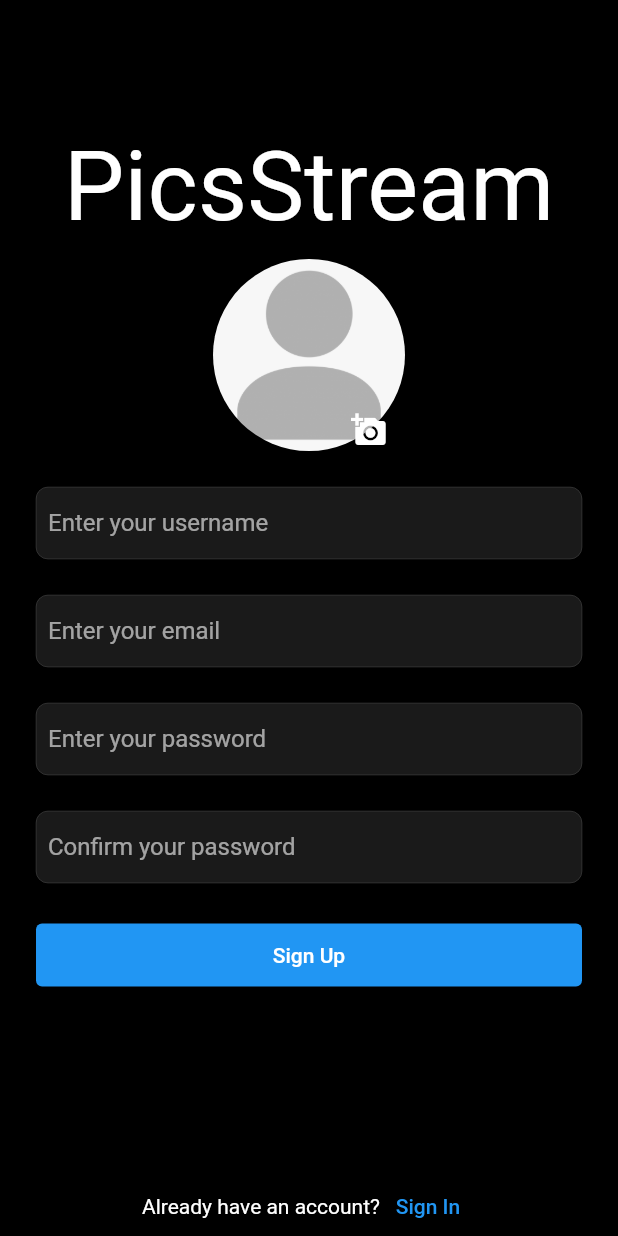
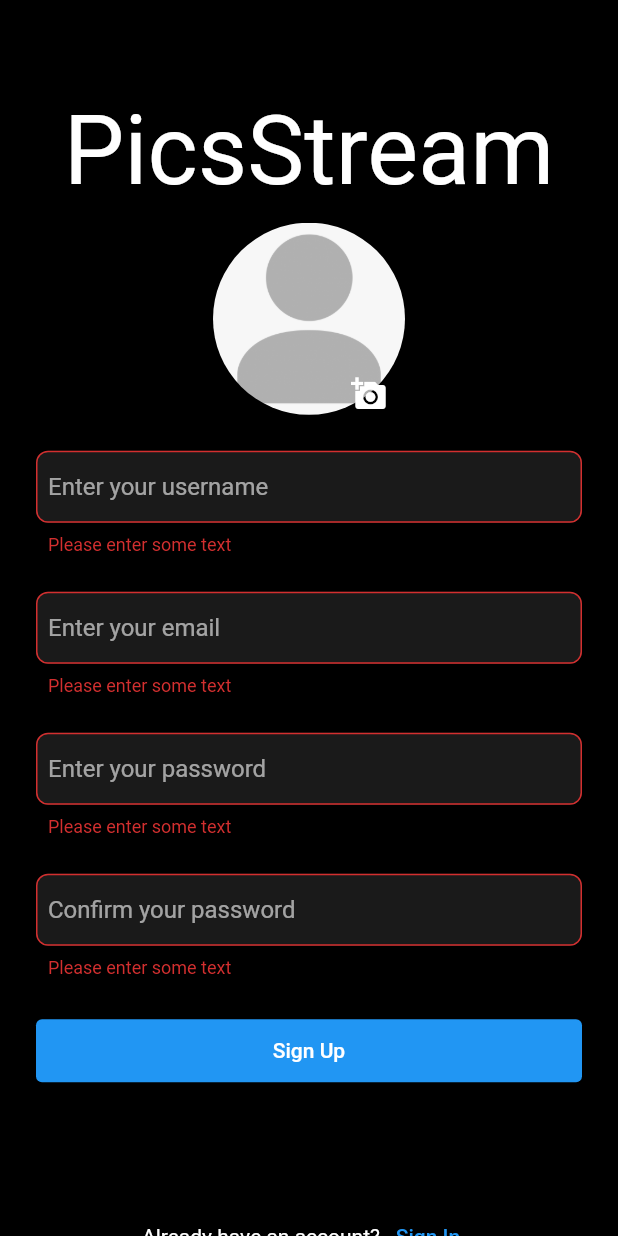
Before and after one commit to kevin-samson/PicStream, a Flutter app: the SignUp screen opened directly, after a tap on "Sign Up", on a phone screen of 412 x 824 dp. Run offline on Flutter 3.47's test engine with Material 2 defaults, Android fonts, the phone set to English and light mode, and no system bars; our stand-ins replace cloud_firestore, firebase_auth, firebase_core, firebase_storage, google_fonts, image_picker; accounts and stored records are empty.

```diff
--- a/lib/main.dart
+++ b/lib/main.dart
@@ -30,7 +30,7 @@ class MyApp extends StatelessWidget {
       ),
       home:
           //const Layout(mobileScreen: MobileScreen(), webScreen: WebScreen()));
-          const Login(),
+          const SignUp(),
     );
   }
 }
--- a/lib/screens/sign_up.dart
+++ b/lib/screens/sign_up.dart
@@ -1,5 +1,9 @@
+import 'dart:typed_data';
+
 import 'package:flutter/material.dart';
 import 'package:google_fonts/google_fonts.dart';
+import 'package:image_picker/image_picker.dart';
+import 'package:instagram_clone/utils/auth_methods.dart';
 import 'package:instagram_clone/widgets/text_input.dart';
 
 class SignUp extends StatefulWidget {
@@ -14,6 +18,8 @@ class _SignUpState extends State<SignUp> {
   final TextEditingController _passwordField = TextEditingController();
   final TextEditingController _usernameField = TextEditingController();
   final TextEditingController _confirmPasswordField = TextEditingController();
+  final _formKey = GlobalKey<FormState>();
+  Uint8List? _image;
 
   @override
   void dispose() {
@@ -24,9 +30,43 @@ class _SignUpState extends State<SignUp> {
     _confirmPasswordField.dispose();
   }
 
+  // function to validate email
+  String? _validateEmail(String? value) {
+    if (value!.isEmpty) {
+      return "Email cannot be empty";
+    } else if (!value.contains("@")) {
+      return "Please enter a valid email";
+    }
+    return null;
+  }
+
+  // function to check if both passwords match
+  String? _validatePassword(String? value) {
+    if (value!.isEmpty) {
+      return "Password cannot be empty";
+    } else if (value != _confirmPasswordField.text) {
+      return "Passwords do not match";
+    }
+    return null;
+  }
+
+  //function to pick an image from gallery
+  Future<void> _pickImage() async {
+    final ImagePicker imagePicker = ImagePicker();
+    final XFile? image = await imagePicker.pickImage(
+      source: ImageSource.gallery,
+    );
+    Uint8List img = await image!.readAsBytes();
+    setState(() {
+      _image = img;
+    });
+  }
+
   @override
   Widget build(BuildContext context) {
-    var column = Column(
+    var column = Form(
+      key: _formKey,
+      child: Column(
         crossAxisAlignment: CrossAxisAlignment.center,
         children: [
           Flexible(
@@ -42,7 +82,12 @@ class _SignUpState extends State<SignUp> {
           const SizedBox(height: 10),
           Stack(
             children: [
-            const CircleAvatar(
+              _image != null
+                  ? CircleAvatar(
+                      radius: 64,
+                      backgroundImage: MemoryImage(_image!),
+                    )
+                  : const CircleAvatar(
                       radius: 64,
                       backgroundImage: AssetImage('assets/placeholder.png'),
                     ),
@@ -50,7 +95,7 @@ class _SignUpState extends State<SignUp> {
                 bottom: -10,
                 left: 80,
                 child: IconButton(
-                onPressed: () {},
+                  onPressed: _pickImage,
                   icon: const Icon(Icons.add_a_photo),
                 ),
               )
@@ -63,6 +108,7 @@ class _SignUpState extends State<SignUp> {
               textInputType: TextInputType.text),
           const SizedBox(height: 24),
           NewTextInput(
+              errorText: _validateEmail(_emailField.text),
               textEditingController: _emailField,
               hintText: "Enter your email",
               textInputType: TextInputType.emailAddress),
@@ -74,6 +120,7 @@ class _SignUpState extends State<SignUp> {
               obscureText: true),
           const SizedBox(height: 24),
           NewTextInput(
+              errorText: _validatePassword(_passwordField.text),
               textEditingController: _confirmPasswordField,
               hintText: "Confirm your password",
               textInputType: TextInputType.text,
@@ -86,7 +133,15 @@ class _SignUpState extends State<SignUp> {
                 padding: MaterialStateProperty.all(
                     const EdgeInsets.symmetric(vertical: 13)),
               ),
-            onPressed: () {},
+              onPressed: () {
+                if (_formKey.currentState!.validate()) {
+                  AuthMethods().signUpUser(
+                      email: _emailField.text,
+                      password: _passwordField.text,
+                      username: _usernameField.text,
+                      image: _image!);
+                }
+              },
               child: const Text("Sign Up"),
             ),
           ),
@@ -95,8 +150,7 @@ class _SignUpState extends State<SignUp> {
             flex: 1,
             child: Container(),
           ),
-        Expanded(
-          child: Row(
+          Row(
             mainAxisAlignment: MainAxisAlignment.center,
             children: [
               const Text("Already have an account?"),
@@ -106,8 +160,8 @@ class _SignUpState extends State<SignUp> {
               ),
             ],
           ),
+        ],
       ),
-      ],
     );
     return GestureDetector(
       onTap: () => FocusScope.of(context).unfocus(),
--- a/lib/widgets/text_input.dart
+++ b/lib/widgets/text_input.dart
@@ -25,6 +25,9 @@ class NewTextInput extends StatelessWidget {
         if (value == null || value.isEmpty) {
           return "Please enter some text";
         }
+        if (errorText != null) {
+          return errorText;
+        }
         return null;
       },
       controller: textEditingController,
--- a/pubspec.yaml
+++ b/pubspec.yaml
@@ -37,6 +37,7 @@ dependencies:
     sdk: flutter
   flutter_svg: ^1.1.6
   google_fonts: ^4.0.1
+  image_picker: ^0.8.6+1
 
 dev_dependencies:
   flutter_lints: ^2.0.0
```
Also changed, not shown: lib/screens/login.dart (+10 -7 lines), lib/utils/auth_methods.dart (added, +49 -0 lines), pubspec.lock, 1 other file. Lines whose indentation alone changed are shown as unchanged.
